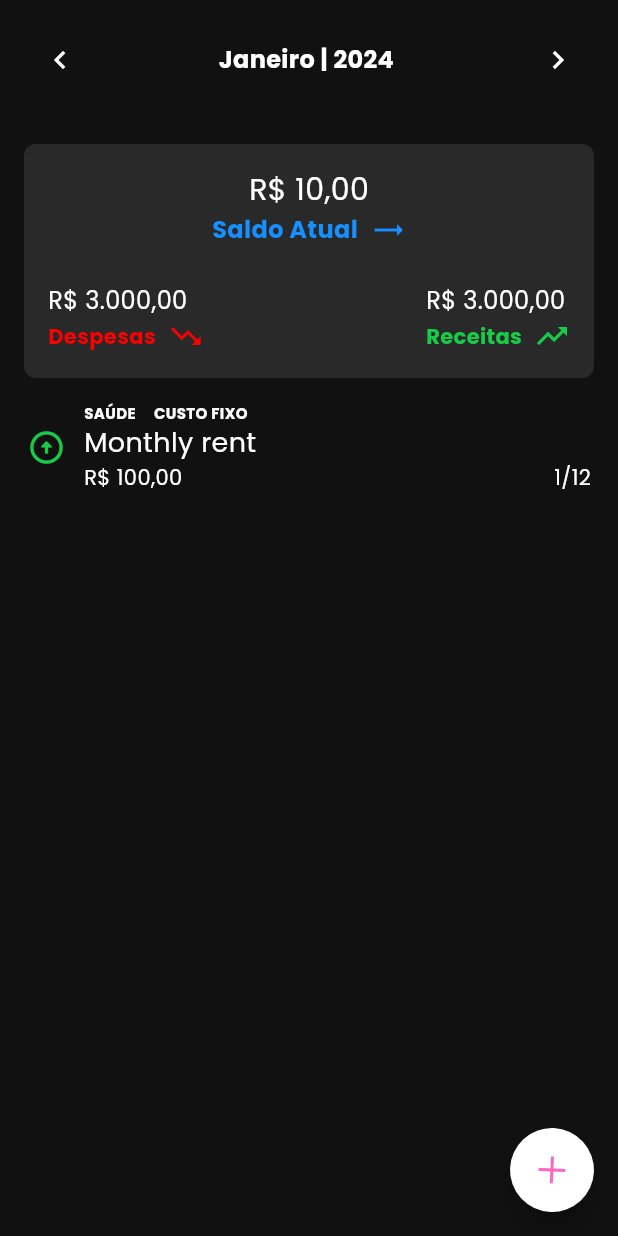
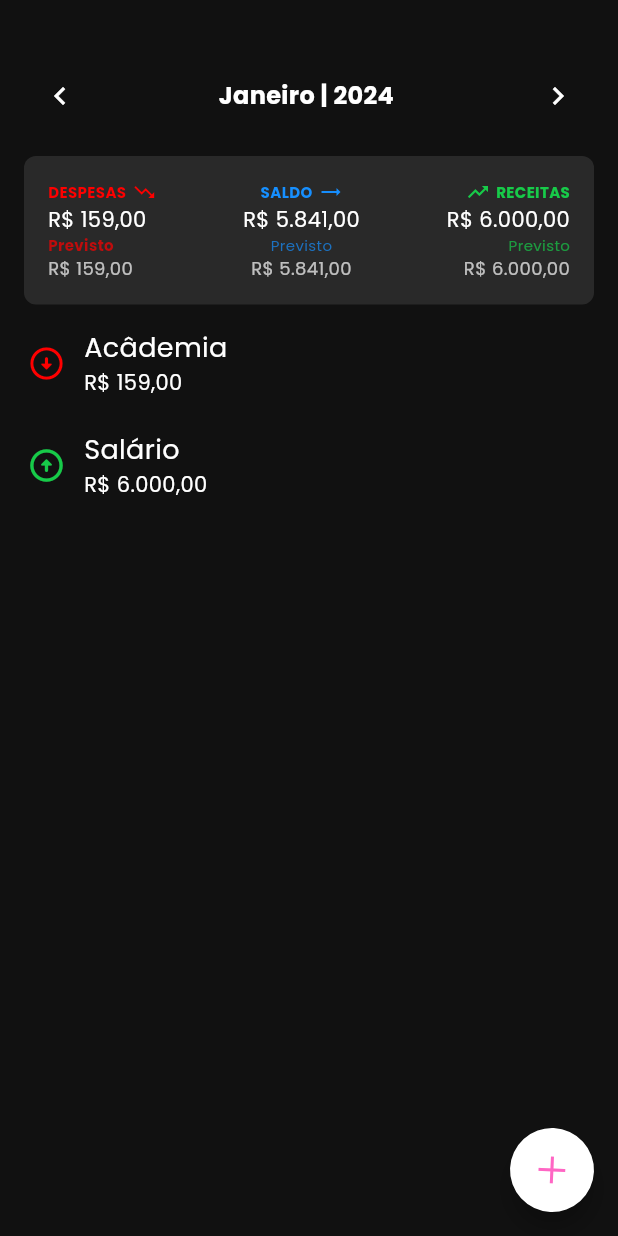
Before and after one commit to youngNyvek/simple-plan, a Flutter app: the screen it shows after launch, after a tap on the "chevron left" icon, on a phone screen of 412 x 824 dp. Run offline on Flutter 3.47's test engine with Material 3 defaults, Android fonts, the phone set to English and light mode, and no system bars; our stand-ins replace google_fonts.

Commit message:
feat: Adding real data

```diff
--- a/lib/domain/entities/transaction_entry_entity.dart
+++ b/lib/domain/entities/transaction_entry_entity.dart
@@ -2,21 +2,25 @@ class TransactionEntryEntity {
   final int? id;
   final String description;
   final double amount;
+  final DateTime createdAt;
   final DateTime startDate;
   final int occurrenceType;
   final bool done;
+  final String monthlyPlanId;
   final DateTime? finishDate;
-  final String monthlyPlanId;
+  final DateTime? updatedAt;
 
   const TransactionEntryEntity({
     this.id,
     required this.description,
+    required this.createdAt,
     required this.amount,
     required this.startDate,
     required this.occurrenceType,
     required this.done,
+    required this.monthlyPlanId,
+    this.updatedAt,
     this.finishDate,
-    required this.monthlyPlanId,
   });
 
   Map<String, Object?> toMap() {
@@ -29,11 +33,13 @@ class TransactionEntryEntity {
       'finishDate': finishDate,
       'done': done,
       'monthlyPlanId': monthlyPlanId,
+      'updatedAt': updatedAt,
+      'createdAt': createdAt,
     };
   }
 
   @override
   String toString() {
-    return 'TransactionEntryEntity{id: $id, done: $done, description: $description, amount: $amount, startDate: $startDate, occurrenceType: $occurrenceType, finishDate: $finishDate, monthlyPlanId: $monthlyPlanId}';
+    return 'TransactionEntryEntity{id: $id, createdAt: $createdAt, updatedAt: $updatedAt, done: $done, description: $description, amount: $amount, startDate: $startDate, occurrenceType: $occurrenceType, finishDate: $finishDate, monthlyPlanId: $monthlyPlanId}';
   }
 }
--- a/lib/domain/model/transaction_entry_model.dart
+++ b/lib/domain/model/transaction_entry_model.dart
@@ -10,19 +10,22 @@ class TransactionEntryModel {
   final String monthlyPlanId;
   final int? currentInstallment;
   final int? finalInstallment;
-  final double? installmentAmount;
+  final List<String> categories;
 
-  TransactionEntryModel(
-      {required this.description,
+  static const List<String> _defaultCategories = [];
+
+  TransactionEntryModel({
+    required this.description,
     required this.amount,
     required this.startDate,
     required this.occurrenceType,
     required this.done,
     required this.monthlyPlanId,
+    this.categories = _defaultCategories,
     this.finishDate,
     this.currentInstallment,
     this.finalInstallment,
-      this.installmentAmount});
+  });
 
   factory TransactionEntryModel.fromEntity(
       TransactionEntryEntity entity, int referenceMonth, int referenceYear) {
@@ -30,31 +33,30 @@ class TransactionEntryModel {
 
     int? finalInstallment;
     int? currentInstallment;
-    double? installmentAmount;
+    double amount = entity.amount;
 
     if (entity.finishDate != null) {
       final startDate = DateTime(entity.startDate.year, entity.startDate.month);
 
       currentInstallment = _calculateInstallment(referenceDate, startDate);
       finalInstallment = _calculateInstallment(entity.finishDate!, startDate);
-      installmentAmount = entity.amount / finalInstallment;
+
+      amount = amount / finalInstallment;
     }
 
     return TransactionEntryModel(
         description: entity.description,
-      amount: entity.amount,
+        amount: amount,
         startDate: entity.startDate,
         occurrenceType: entity.occurrenceType,
         done: entity.done,
         finishDate: entity.finishDate,
         monthlyPlanId: entity.monthlyPlanId,
         currentInstallment: currentInstallment,
-      installmentAmount: installmentAmount,
-      finalInstallment: finalInstallment,
-    );
+        finalInstallment: finalInstallment);
   }
 
-  static int _calculateInstallment(DateTime leftDate, DateTime rightDate) {
-    return leftDate.difference(rightDate).inDays ~/ 30;
+  static int _calculateInstallment(DateTime futureDate, DateTime pastDate) {
+    return futureDate.difference(pastDate).inDays ~/ 30;
   }
 }
--- a/lib/domain/shared/enum/occurence_type.dart
+++ b/lib/domain/shared/enum/occurence_type.dart
@@ -4,6 +4,6 @@ class OccurrenceType {
 
   const OccurrenceType(this.description, this.id);
 
-  static const revenue = OccurrenceType("Receita", 1);
+  static const income = OccurrenceType("Receita", 1);
   static const expense = OccurrenceType("Despesa", 2);
 }
--- /dev/null
+++ b/lib/presentation/screens/home/components/transactionCard/amount_row.dart
@@ -0,0 +1,33 @@
+import 'package:flutter/material.dart';
+import 'package:simple_plan/domain/shared/utils/string_utils.dart';
+
+class AmountRow extends StatelessWidget {
+  final double amount;
+  final int? finalInstallment;
+  final int? currentInstallment;
+
+  const AmountRow(
+      {super.key,
+      required this.amount,
+      required this.finalInstallment,
+      required this.currentInstallment});
+
+  @override
+  Widget build(BuildContext context) {
+    return Row(
+      mainAxisAlignment: MainAxisAlignment.spaceBetween,
+      children: [
+        Text(
+          StringUtils.formatCurrency(amount),
+          style: const TextStyle(color: Colors.white, fontSize: 14),
+        ),
+        Text(
+          finalInstallment != null
+              ? "$currentInstallment/$finalInstallment"
+              : "",
+          style: const TextStyle(color: Colors.white, fontSize: 14),
+        ),
+      ],
+    );
+  }
+}
--- /dev/null
+++ b/lib/presentation/screens/home/components/transactionCard/categories_row.dart
@@ -0,0 +1,32 @@
+import 'package:flutter/material.dart';
+
+class CategoriesRow extends StatelessWidget {
+  final List<String> categories;
+
+  const CategoriesRow({super.key, required this.categories});
+
+  @override
+  Widget build(BuildContext context) {
+    return Row(
+        children: categories
+            .map((item) => Row(children: [
+                  Text(
+                    item.toUpperCase(),
+                    style: const TextStyle(
+                        color: Colors.white,
+                        fontSize: 10,
+                        fontWeight: FontWeight.bold),
+                  ),
+                  const SizedBox(
+                    width: 4,
+                  ),
+                  categories.last != item
+                      ? const Row(children: [
+                          Text("•", style: TextStyle(color: Colors.white)),
+                          SizedBox(width: 4)
+                        ])
+                      : const SizedBox.shrink()
+                ]))
+            .toList());
+  }
+}
--- /dev/null
+++ b/lib/presentation/screens/home/components/transactionCard/index.dart
@@ -0,0 +1,60 @@
+import 'package:flutter/material.dart';
+import 'package:simple_plan/domain/shared/enum/occurence_type.dart';
+import 'package:simple_plan/domain/shared/utils/theme_colors.dart';
+import 'package:simple_plan/presentation/screens/home/components/transactionCard/amount_row.dart';
+import 'package:simple_plan/presentation/screens/home/components/transactionCard/categories_row.dart';
+
+class TransactionCard extends StatelessWidget {
+  final int occurrenceType;
+  final List<String> categories;
+  final String description;
+  final double amount;
+  final int? currentInstallment;
+  final int? finalInstallment;
+
+  const TransactionCard(
+      {super.key,
+      required this.occurrenceType,
+      required this.categories,
+      required this.description,
+      required this.amount,
+      this.currentInstallment,
+      this.finalInstallment});
+
+  @override
+  Widget build(BuildContext context) {
+    return Container(
+      padding: const EdgeInsets.symmetric(horizontal: 18),
+      child: Row(children: [
+        Icon(
+          occurrenceType == OccurrenceType.expense.id
+              ? Icons.arrow_circle_down_rounded
+              : Icons.arrow_circle_up_rounded,
+          size: 26,
+          color: occurrenceType == OccurrenceType.expense.id
+              ? ThemeColors.red
+              : ThemeColors.green,
+        ),
+        const SizedBox(
+          width: 12,
+        ),
+        Expanded(
+            flex: 1,
+            child: Column(
+              crossAxisAlignment: CrossAxisAlignment.start,
+              children: [
+                CategoriesRow(categories: categories),
+                Text(
+                  description,
+                  style: const TextStyle(color: Colors.white, fontSize: 18),
+                ),
+                AmountRow(
+                    amount: amount,
+                    currentInstallment: currentInstallment,
+                    finalInstallment: finalInstallment)
+              ],
+            ))
+      ]),
+    );
+  }
+}
--- a/lib/presentation/screens/home/index.dart
+++ b/lib/presentation/screens/home/index.dart
@@ -1,4 +1,6 @@
+import 'package:flutter/cupertino.dart';
 import 'package:flutter/material.dart';
+import 'package:flutter/widgets.dart';
 import 'package:simple_plan/domain/entities/transaction_entry_entity.dart';
 import 'package:simple_plan/domain/model/transaction_entry_model.dart';
 import 'package:simple_plan/presentation/screens/home/components/expandable_fab.dart';
@@ -6,6 +8,9 @@ import 'package:simple_plan/domain/shared/enum/months.dart';
 import 'package:simple_plan/domain/shared/enum/occurence_type.dart';
 import 'package:simple_plan/domain/shared/utils/theme_colors.dart';
 import 'package:simple_plan/domain/shared/utils/string_utils.dart';
+import 'package:simple_plan/presentation/screens/home/components/transactionCard/amount_row.dart';
+import 'package:simple_plan/presentation/screens/home/components/transactionCard/categories_row.dart';
+import 'package:simple_plan/presentation/screens/home/components/transactionCard/index.dart';
 
 class Home extends StatefulWidget {
   const Home({super.key});
@@ -19,28 +24,77 @@ class _HomeState extends State<Home> {
   final _now = DateTime.now();
   late int _selectedMonth;
   late int _selectedYear;
+  late double _expenses = 0;
+  late double _currentExpenses = 0;
+  late double _currentIncomes = 0;
+  late double _incomes = 0;
   late String _monthKey;
 
-  late List<TransactionEntryModel> mockCashFlow;
+  late List<TransactionEntryModel> mockTransactionLists;
 
   _HomeState() {
     _selectedMonth = _now.month;
     _selectedYear = _now.year;
-    mockCashFlow = [
+    mockTransactionLists = [
       TransactionEntryModel.fromEntity(
           TransactionEntryEntity(
               id: 1,
-            description: 'Monthly rent',
-            amount: 1200.0,
+              description: 'Acâdemia',
+              amount: 159,
+              startDate: DateTime(2024, 1, 1),
+              occurrenceType: 2,
+              done: true,
+              monthlyPlanId: '1:2024',
+              createdAt: DateTime(2024, 1, 1)),
+          _selectedMonth,
+          _selectedYear),
+      TransactionEntryModel.fromEntity(
+          TransactionEntryEntity(
+              id: 1,
+              description: 'Salário',
+              amount: 6000,
               startDate: DateTime(2024, 1, 1),
               occurrenceType: 1,
-            done: false,
-            finishDate: DateTime(2025, 1, 1),
+              done: true,
               monthlyPlanId: '1:2024',
-          ),
+              createdAt: DateTime(2024, 1, 1)),
           _selectedMonth,
           _selectedYear)
     ];
+
+    final filteredExpenses = mockTransactionLists.where(
+        (element) => element.occurrenceType == OccurrenceType.expense.id);
+
+    final filteredIncomes = mockTransactionLists
+        .where((element) => element.occurrenceType == OccurrenceType.income.id);
+
+    if (filteredExpenses.isNotEmpty) {
+      _expenses = filteredExpenses
+          .map((element) => element.amount)
+          .reduce((value, element) => value + element);
+
+      final doneExpenses = filteredExpenses.where((element) => element.done);
+
+      if (doneExpenses.isNotEmpty) {
+        _currentExpenses = doneExpenses
+            .map((element) => element.amount)
+            .reduce((value, element) => value + element);
+      }
+    }
+
+    if (filteredIncomes.isNotEmpty) {
+      _incomes = filteredIncomes
+          .map((element) => element.amount)
+          .reduce((value, element) => value + element);
+
+      final doneIncomes = filteredIncomes.where((element) => element.done);
+
+      if (doneIncomes.isNotEmpty) {
+        _currentIncomes = filteredIncomes
+            .map((element) => element.amount)
+            .reduce((value, element) => value + element);
+      }
+    }
   }
 
   void changeFloatingState() {
@@ -94,8 +148,9 @@ class _HomeState extends State<Home> {
   }
 
   Widget selectedMonth() {
-    return Padding(
-        padding: const EdgeInsets.all(16),
+    return Container(
+        padding: const EdgeInsets.symmetric(horizontal: 16),
+        margin: const EdgeInsets.only(top: 40),
         child:
             Row(mainAxisAlignment: MainAxisAlignment.spaceBetween, children: [
           Column(children: [
@@ -129,98 +184,130 @@ class _HomeState extends State<Home> {
   }
 
   Widget principalData() {
-    return Padding(
+    return Container(
         padding: const EdgeInsets.all(16),
-        child: Container(
-            height: 156,
-            padding: const EdgeInsets.all(16),
+        margin: const EdgeInsets.all(16),
         decoration: BoxDecoration(
           borderRadius: BorderRadius.circular(8),
           color: ThemeColors.darkGray,
         ),
         child: Column(
-              mainAxisAlignment: MainAxisAlignment.spaceBetween,
           children: [
-                Row(
-                  mainAxisAlignment: MainAxisAlignment.center,
-                  children: [
-                    Column(
-                      crossAxisAlignment: CrossAxisAlignment.center,
-                      children: [
-                        Text(
-                          StringUtils.formatCurrency(10),
-                          style: const TextStyle(
-                              color: Colors.white, fontSize: 20),
-                        ),
-                        const Row(children: [
-                          Text(
-                            "Saldo Atual",
-                            style: TextStyle(
-                                color: ThemeColors.blue,
-                                fontWeight: FontWeight.bold,
-                                fontSize: 16),
-                          ),
-                          SizedBox(width: 8),
-                          Icon(Icons.trending_flat, color: ThemeColors.blue),
-                        ]),
-                      ],
-                    ),
-                  ],
-                ),
             Row(
               mainAxisAlignment: MainAxisAlignment.spaceBetween,
               children: [
                 Column(
                   crossAxisAlignment: CrossAxisAlignment.start,
                   children: [
-                        Text(
-                          StringUtils.formatCurrency(3000),
-                          style: const TextStyle(
-                              color: Colors.white, fontSize: 16),
-                        ),
                     const Row(
+                      mainAxisAlignment: MainAxisAlignment.spaceBetween,
                       children: [
                         Text(
-                              "Despesas",
+                          "DESPESAS",
                           style: TextStyle(
                               color: ThemeColors.red,
                               fontWeight: FontWeight.bold,
-                                  fontSize: 14),
+                              fontSize: 10),
                         ),
-                            SizedBox(width: 8),
-                            Icon(Icons.trending_down, color: ThemeColors.red),
+                        SizedBox(width: 4),
+                        Icon(
+                          Icons.trending_down,
+                          color: ThemeColors.red,
+                          size: 16,
+                        ),
                       ],
+                    ),
+                    Text(
+                      StringUtils.formatCurrency(_currentExpenses),
+                      style: const TextStyle(color: Colors.white, fontSize: 14),
+                    ),
+                    Text(
+                      "Previsto",
+                      style: TextStyle(
+                          color: ThemeColors.red.withOpacity(0.7),
+                          fontWeight: FontWeight.bold,
+                          fontSize: 10),
+                    ),
+                    Text(
+                      StringUtils.formatCurrency(_expenses),
+                      style: TextStyle(
+                          color: Colors.white.withOpacity(0.7), fontSize: 12),
                     ),
                   ],
                 ),
                 Column(
-                      crossAxisAlignment: CrossAxisAlignment.start,
                   children: [
+                    const Row(children: [
                       Text(
-                          StringUtils.formatCurrency(3000),
-                          style: const TextStyle(
-                              color: Colors.white, fontSize: 16),
+                        "SALDO",
+                        style: TextStyle(
+                            color: ThemeColors.blue,
+                            fontWeight: FontWeight.bold,
+                            fontSize: 10),
                       ),
+                      SizedBox(width: 4),
+                      Icon(Icons.trending_flat,
+                          color: ThemeColors.blue, size: 16),
+                    ]),
+                    Text(
+                      StringUtils.formatCurrency(
+                          _currentIncomes - _currentExpenses),
+                      style: const TextStyle(color: Colors.white, fontSize: 14),
+                    ),
+                    Text(
+                      "Previsto",
+                      style: TextStyle(
+                          color: ThemeColors.blue.withOpacity(0.7),
+                          fontSize: 10),
+                    ),
+                    const SizedBox(width: 8),
+                    Text(
+                      StringUtils.formatCurrency(_incomes - _expenses),
+                      style: TextStyle(
+                          color: Colors.white.withOpacity(0.7), fontSize: 12),
+                    ),
+                  ],
+                ),
+                Column(
+                  crossAxisAlignment: CrossAxisAlignment.end,
+                  children: [
                     const Row(
-                          crossAxisAlignment: CrossAxisAlignment.center,
+                      mainAxisAlignment: MainAxisAlignment.spaceBetween,
                       children: [
+                        Icon(Icons.trending_up,
+                            color: ThemeColors.green, size: 16),
+                        SizedBox(width: 4),
                         Text(
-                              "Receitas",
+                          "RECEITAS",
                           style: TextStyle(
                             color: ThemeColors.green,
                             fontWeight: FontWeight.bold,
-                                  fontSize: 14),
+                            fontSize: 10,
                           ),
-                            SizedBox(width: 8),
-                            Icon(Icons.trending_up, color: ThemeColors.green),
+                        ),
                       ],
-                        )
-                      ],
+                    ),
+                    Text(
+                      StringUtils.formatCurrency(_currentIncomes),
+                      style: const TextStyle(color: Colors.white, fontSize: 14),
+                    ),
+                    Text(
+                      "Previsto",
+                      style: TextStyle(
+                          color: ThemeColors.green.withOpacity(0.7),
+                          fontSize: 10),
+                    ),
+                    Text(
+                      StringUtils.formatCurrency(_incomes),
+                      style: TextStyle(
+                          color: Colors.white.withOpacity(0.7), fontSize: 12),
                     ),
                   ],
                 )
               ],
-            )));
+            )
+          ],
+        ));
   }
 
   Widget cashFlowByMonth() {
@@ -229,82 +316,22 @@ class _HomeState extends State<Home> {
         child: ListView(
           // This next line does the trick.
           scrollDirection: Axis.vertical,
-          children: mockCashFlow
+          children: mockTransactionLists
               .map((item) => Column(
                     children: [
-                      cashFlowCard(item),
+                      TransactionCard(
+                          amount: item.amount,
+                          categories: item.categories,
+                          currentInstallment: item.currentInstallment,
+                          description: item.description,
+                          finalInstallment: item.finalInstallment,
+                          occurrenceType: item.occurrenceType),
                       const SizedBox(
-                        height: 18,
+                        height: 22,
                       ),
                     ],
                   ))
               .toList(),
         ));
   }
-
-  Widget cashFlowCard(TransactionEntryModel transactionEntry) {
-    return Container(
-      padding: const EdgeInsets.symmetric(horizontal: 18),
-      child: Row(children: [
-        Icon(
-          transactionEntry.occurrenceType == OccurrenceType.expense.id
-              ? Icons.arrow_circle_down_rounded
-              : Icons.arrow_circle_up_rounded,
-          size: 26,
-          color: transactionEntry.occurrenceType == OccurrenceType.expense.id
-              ? ThemeColors.red
-              : ThemeColors.green,
-        ),
-        const SizedBox(
-          width: 12,
-        ),
-        Expanded(
-            flex: 1,
-            child: Column(
-              crossAxisAlignment: CrossAxisAlignment.start,
-              children: [
-                const Row(children: [
-                  Text(
-                    "SAÚDE",
-                    style: TextStyle(
-                        color: Colors.white,
-                        fontSize: 10,
-                        fontWeight: FontWeight.bold),
-                  ),
-                  SizedBox(
-                    width: 12,
-                  ),
-                  Text(
-                    "CUSTO FIXO",
-                    style: TextStyle(
-                        color: Colors.white,
-                        fontSize: 10,
-                        fontWeight: FontWeight.bold),
-                  ),
-                ]),
-                Text(
-                  transactionEntry.description,
-                  style: const TextStyle(color: Colors.white, fontSize: 18),
-                ),
-                Row(
-                  mainAxisAlignment: MainAxisAlignment.spaceBetween,
-                  children: [
-                    Text(
-                      transactionEntry.installmentAmount == null
-                          ? StringUtils.formatCurrency(transactionEntry.amount)
-                          : StringUtils.formatCurrency(
-                              transactionEntry.installmentAmount!),
-                      style: const TextStyle(color: Colors.white, fontSize: 14),
-                    ),
-                    Text(
-                      "${transactionEntry.currentInstallment}/${transactionEntry.finalInstallment}",
-                      style: const TextStyle(color: Colors.white, fontSize: 14),
-                    )
-                  ],
-                ),
-              ],
-            ))
-      ]),
-    );
 }
-}
```
Lines whose indentation alone changed are shown as unchanged.
